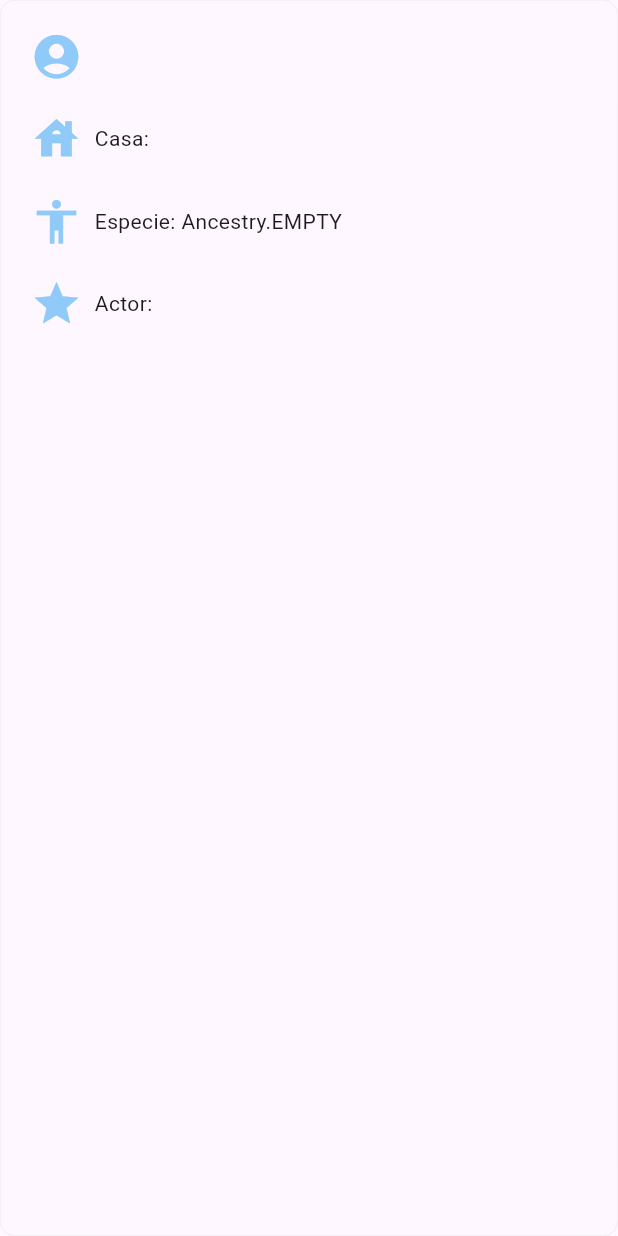
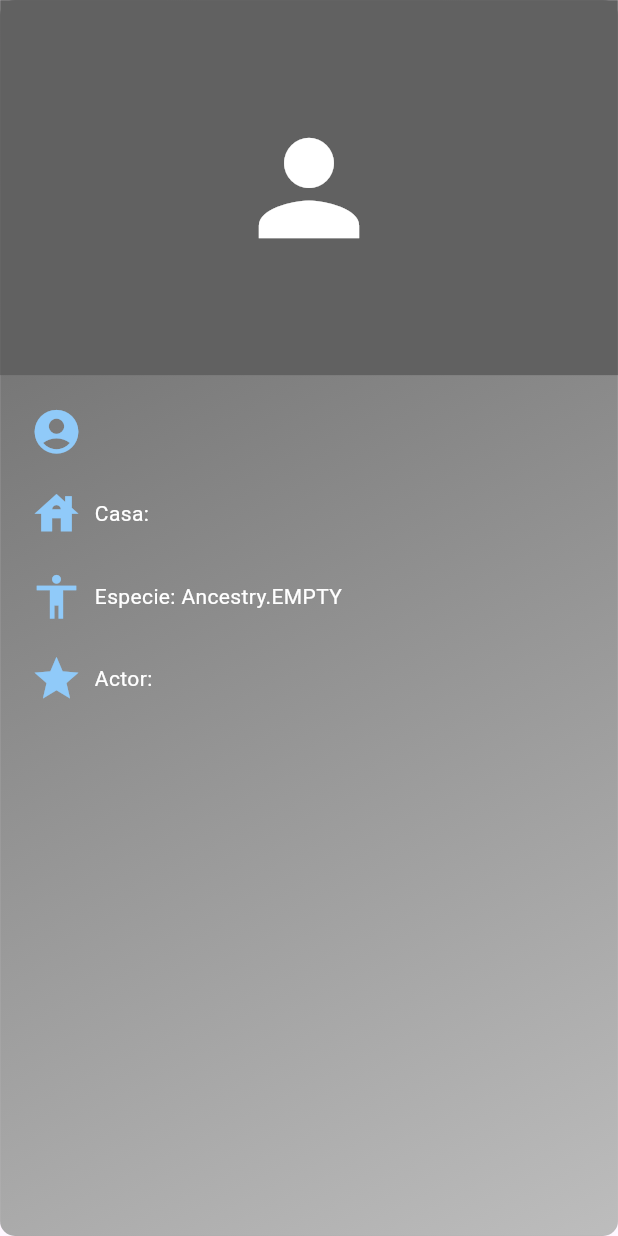
Before and after one commit to Matias-Bussetti/Labo-flutter-app, a Flutter app: the HarryPotterDescription widget shown alone on an empty page, opened directly with empty values, on a phone screen of 412 x 824 dp. Run offline on Flutter 3.47's test engine with Material 3 defaults, Android fonts, the phone set to English and light mode, and no system bars; our stand-ins replace flutter_map, latlong2, shared_preferences; accounts and stored records are empty.

Commit message:
algunos cambios de imagen

```diff
--- a/lib/widgets/harry_potter/HarryPotterDescription.dart
+++ b/lib/widgets/harry_potter/HarryPotterDescription.dart
@@ -2,28 +2,47 @@ import 'package:flutter/material.dart';
 import 'package:flutter_application_1/classes/HarryPotterCharacters.dart';
 
 class HarryPotterDescription extends StatelessWidget {
-  final Datum data;  // Cambié el tipo a Datum, ya que estamos pasando un personaje individual
+  final Datum data; // Representa un personaje individual
 
   const HarryPotterDescription({super.key, required this.data});
 
   @override
   Widget build(BuildContext context) {
+    // Determinamos los colores del degradado según la casa
+    List<Color> houseColors = _getHouseColors(data.house);
+
     return Container(
       decoration: BoxDecoration(
+        gradient: LinearGradient(
+          begin: Alignment.topLeft,
+          end: Alignment.bottomRight,
+          colors: houseColors,
+        ),
+        borderRadius: BorderRadius.circular(10),
         border: Border.all(color: Colors.grey, width: 0.1),
-        borderRadius: BorderRadius.circular(10),
       ),
       child: Column(
         children: [
+          // Imagen o ícono si no hay imagen
           if (data.image.isNotEmpty) ...[
             Container(
               height: 250,
               decoration: BoxDecoration(
-                border: Border.all(color: Colors.grey, width: 1),
                 image: DecorationImage(
                   image: NetworkImage(data.image),
                   fit: BoxFit.fitHeight,
                 ),
+              ),
+            ),
+          ] else ...[
+            Container(
+              height: 250,
+              alignment: Alignment.center,
+              color: Colors.grey[700], // Fondo gris para ausencia de imagen
+              child: Icon(
+                Icons.person,
+                size: 100,
+                color: Colors.white,
               ),
             ),
           ],
@@ -33,8 +52,12 @@ class HarryPotterDescription extends StatelessWidget {
               Align(
                 alignment: Alignment.centerLeft,
                 child: Text(
-                  "${data.name}",
-                  style: TextStyle(fontSize: 18, fontWeight: FontWeight.bold),
+                  data.name,
+                  style: const TextStyle(
+                    fontSize: 18,
+                    fontWeight: FontWeight.bold,
+                    color: Colors.white,
+                  ),
                 ),
               ),
             ],
@@ -44,8 +67,10 @@ class HarryPotterDescription extends StatelessWidget {
             children: [
               Align(
                 alignment: Alignment.centerLeft,
-                child: Text('Casa: ${houseValues.reverse[data.house]}'), // Usamos reverse para obtener el nombre de la casa
-
+                child: Text(
+                  'Casa: ${houseValues.reverse[data.house] ?? "Sin casa"}',
+                  style: const TextStyle(color: Colors.white),
+                ),
               ),
             ],
           ),
@@ -54,7 +79,10 @@ class HarryPotterDescription extends StatelessWidget {
             children: [
               Align(
                 alignment: Alignment.centerLeft,
-                child: Text('Especie: ${data.ancestry}'),
+                child: Text(
+                  'Especie: ${data.ancestry}',
+                  style: const TextStyle(color: Colors.white),
+                ),
               ),
             ],
           ),
@@ -63,13 +91,40 @@ class HarryPotterDescription extends StatelessWidget {
             children: [
               Align(
                 alignment: Alignment.centerLeft,
-                child: Text('Actor: ${data.actor}'),
+                child: Text(
+                  'Actor: ${data.actor}',
+                  style: const TextStyle(color: Colors.white),
+                ),
               ),
             ],
           ),
         ],
       ),
     );
+  }
+
+  // Función para obtener los colores del degradado según la casa
+  List<Color> _getHouseColors(House? house) {
+    if (house == null) {
+      return _getDefaultColors(); // Degradado gris por defecto
+    }
+    switch (house) {
+      case House.GRYFFINDOR:
+        return [Colors.red, Colors.amber];
+      case House.SLYTHERIN:
+        return [Colors.green, Colors.grey];
+      case House.HUFFLEPUFF:
+        return [Colors.yellow, Colors.black];
+      case House.RAVENCLAW:
+        return [Colors.blue, Colors.brown];
+      default:
+        return _getDefaultColors();
+    }
+  }
+
+  // Colores por defecto
+  List<Color> _getDefaultColors() {
+    return [Colors.grey[700]!, Colors.grey[400]!];
   }
 }
 
@@ -86,7 +141,7 @@ class RowData extends StatelessWidget {
   @override
   Widget build(BuildContext context) {
     return Container(
-      padding: EdgeInsets.fromLTRB(20, 20, 0, 0),
+      padding: const EdgeInsets.fromLTRB(20, 20, 0, 0),
       child: Row(
         children: [
           Icon(
@@ -97,6 +152,7 @@ class RowData extends StatelessWidget {
           const SizedBox(width: 8.0),
           Expanded(
             child: Column(
+              crossAxisAlignment: CrossAxisAlignment.start,
               children: children,
             ),
           ),
```
Also changed, not shown: lib/helpers/house_colors.dart (added, +21 -0 lines), lib/pages/harry_potter/HarryPotterInfoPage.dart (+3 -17 lines), lib/widgets/HarryPotterCard.dart (+17 -21 lines).
